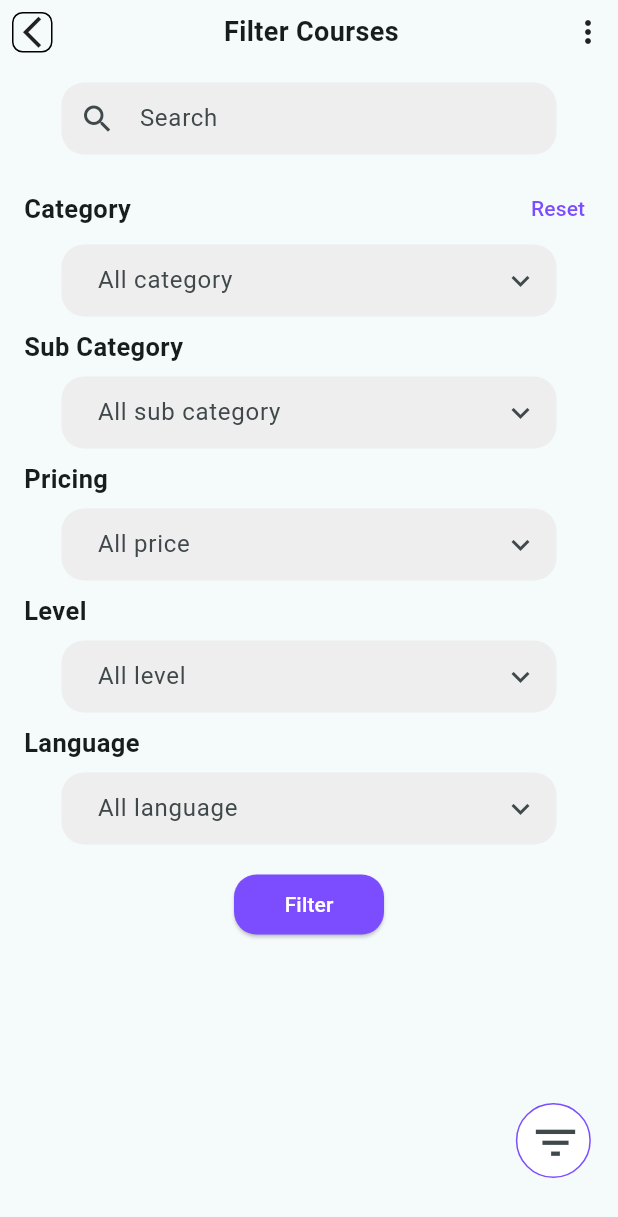
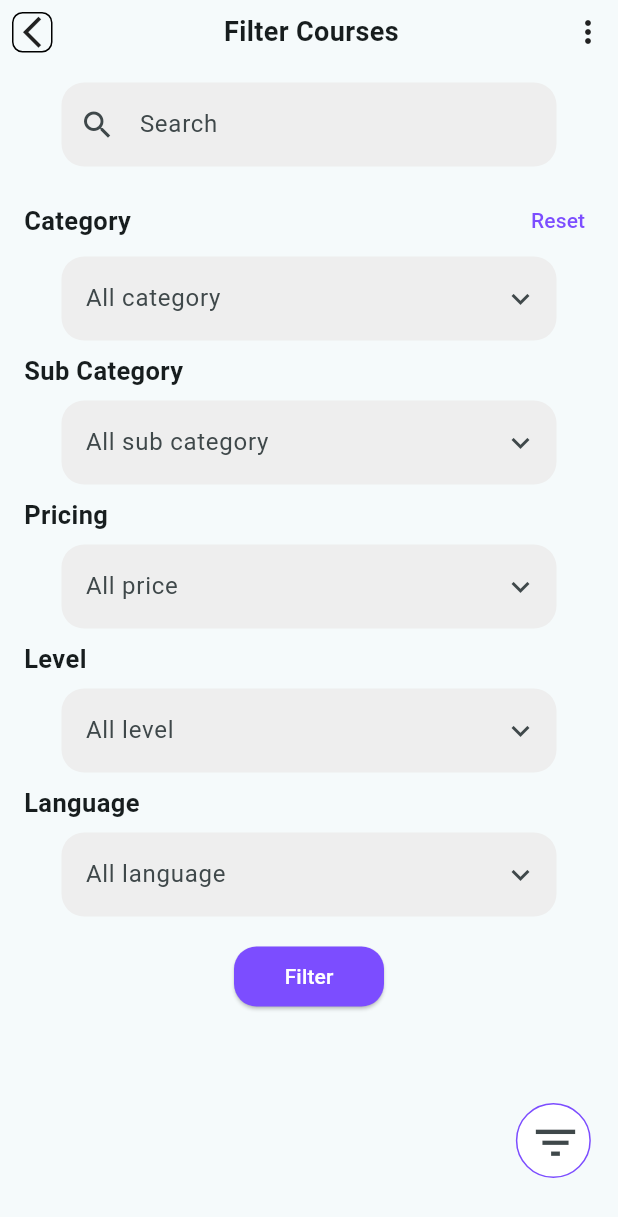
Before and after one commit to Maha6468/project_1, a Flutter app: the Filter_Courses screen opened directly, on a phone screen of 412 x 824 dp. Shown: the top 1217 px of the screen. Run offline on Flutter 3.47's test engine with Material 3 defaults, Android fonts, the phone set to English and light mode, and no system bars.

Commit message:
last update

```diff
--- a/lib/Custom_Widget_For_All/text_F_Field_with_Icon.dart
+++ /dev/null
@@ -1,31 +0,0 @@
-import 'package:flutter/cupertino.dart';
-import 'package:flutter/material.dart';
-
-class Text_F_Field_With_Icon extends StatelessWidget {
-  final String hintText;
-  final Widget? suffixIcon;
-  final Widget? prefixIcon;
-  const Text_F_Field_With_Icon({super.key, this.suffixIcon, this.prefixIcon, required this.hintText});
-
-  @override
-  Widget build(BuildContext context) {
-    return  SizedBox(
-      width: 330,
-      child: TextFormField(
-        decoration: InputDecoration(
-          hintText: hintText,
-          filled:true,
-          fillColor:Colors.grey[200],
-            prefixIcon: prefixIcon,
-            contentPadding: EdgeInsets.symmetric(
-                vertical: 10, horizontal: 20),
-          border: OutlineInputBorder(
-            borderRadius: BorderRadius.circular(15),
-            borderSide: BorderSide.none,
-          ),
-          suffixIcon: suffixIcon
-        ),
-      ),
-    );
-  }
-}
--- a/lib/screen_page/filter_Courses.dart
+++ b/lib/screen_page/filter_Courses.dart
@@ -2,7 +2,7 @@ import 'package:flutter/material.dart';
 import '../Custom_Widget_For_All/elevated_button.dart';
 import '../Custom_Widget_For_All/cus_Text.dart';
 import '../Custom_Widget_For_All/custom_Menu_Icon.dart';
-import '../Custom_Widget_For_All/text_F_Field_with_Icon.dart';
+import '../Custom_Widget_For_All/text_form_field.dart';
 import '../Custom_Widget_For_All/top_Row.dart';
 
 class Filter_Courses extends StatefulWidget {
@@ -29,10 +29,7 @@ class _Filter_CoursesState extends State<Filter_Courses> {
                   children: [
                     Top_Row(text: 'Filter Courses'),
                     SizedBox(height: 20),
-                    Text_F_Field_With_Icon(
-                      hintText: "Search",
-                      prefixIcon: Icon(Icons.search),
-                    ),
+                    Text_Form_Field(filled: true,fillColor:Colors.grey[200],hinText: "Search",preIcon: Icons.search,),
                     SizedBox(height: 12),
                     Row(
                       mainAxisAlignment: MainAxisAlignment.spaceBetween,
@@ -48,50 +45,35 @@ class _Filter_CoursesState extends State<Filter_Courses> {
                       ],
                     ),
                     // SizedBox(height: 12,),
-                    Text_F_Field_With_Icon(
-                      hintText: "All category",
-                      suffixIcon: Icon(Icons.keyboard_arrow_down),
-                    ),
+                    Text_Form_Field(filled: true,fillColor:Colors.grey[200],hinText: "All category",sufIcon: Icons.keyboard_arrow_down,),
                     // SizedBox(height: 12,),
                     Align(
                       alignment: Alignment.centerLeft,
                       child: Cus_Text(text: 'Sub Category'),
                     ),
                     //SizedBox(height: 12,),
-                    Text_F_Field_With_Icon(
-                      hintText: "All sub category",
-                      suffixIcon: Icon(Icons.keyboard_arrow_down),
-                    ),
+                    Text_Form_Field(filled: true,fillColor:Colors.grey[200],hinText: "All sub category",sufIcon: Icons.keyboard_arrow_down,),
                     //SizedBox(height: 12,),
                     Align(
                       alignment: Alignment.centerLeft,
                       child: Cus_Text(text: 'Pricing'),
                     ),
                     //SizedBox(height: 12,),
-                    Text_F_Field_With_Icon(
-                      hintText: "All price",
-                      suffixIcon: Icon(Icons.keyboard_arrow_down),
-                    ),
+                    Text_Form_Field(filled: true,fillColor:Colors.grey[200],hinText: "All price",sufIcon: Icons.keyboard_arrow_down,),
                     // SizedBox(height: 12,),
                     Align(
                       alignment: Alignment.centerLeft,
                       child: Cus_Text(text: 'Level'),
                     ),
                     // SizedBox(height: 12,),
-                    Text_F_Field_With_Icon(
-                      hintText: "All level",
-                      suffixIcon: Icon(Icons.keyboard_arrow_down),
-                    ),
+                    Text_Form_Field(filled: true,fillColor:Colors.grey[200],hinText: "All level",sufIcon: Icons.keyboard_arrow_down,),
                     // SizedBox(height: 12,),
                     Align(
                       alignment: Alignment.centerLeft,
                       child: Cus_Text(text: 'Language'),
                     ),
                     // SizedBox(height: 12,),
-                    Text_F_Field_With_Icon(
-                      hintText: "All language",
-                      suffixIcon: Icon(Icons.keyboard_arrow_down),
-                    ),
+                    Text_Form_Field(filled: true,fillColor:Colors.grey[200],hinText: "All language",sufIcon: Icons.keyboard_arrow_down,),
                     SizedBox(height: 16,),
                     Elevated_Button(text: 'Filter',width: 100,onPressed: (){},)
                   ],
```
